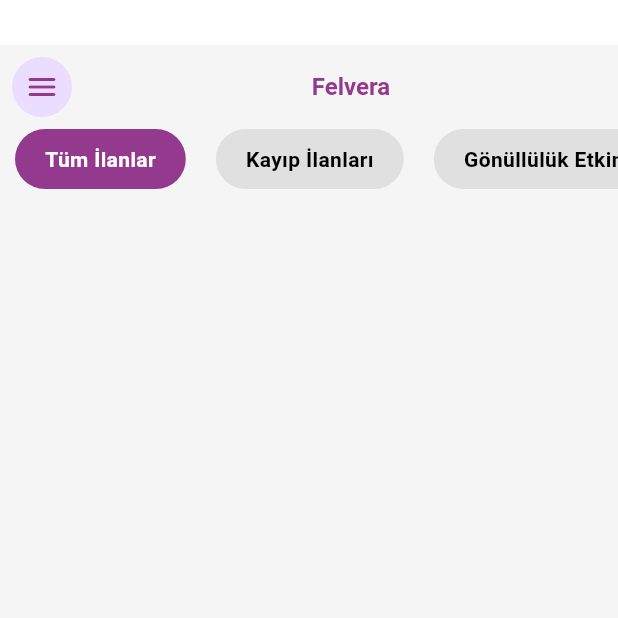
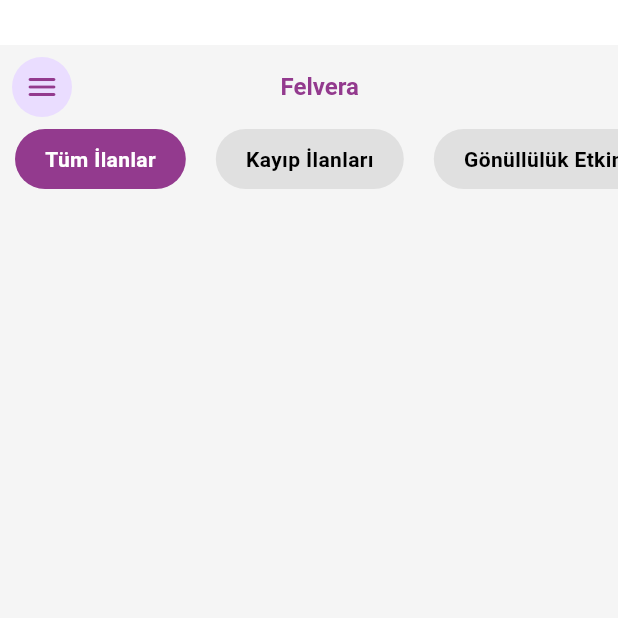
Before and after one commit to irm-ba/Hayvan, a Flutter app: the Home screen opened directly, on a phone screen of 412 x 824 dp, the top half of it. Run offline on Flutter 3.47's test engine with Material 3 defaults, Android fonts, the phone set to English and light mode, and no system bars; our stand-ins replace cloud_firestore, firebase_auth, firebase_core, firebase_storage, image_picker, introduction_screen; missing offline and left inert: mailer; accounts and stored records are empty.

```diff
--- a/lib/product_add_page.dart
+++ b/lib/product_add_page.dart
@@ -125,7 +125,6 @@ class _ProductAddState extends State<ProductAdd> {
       );
       return;
     }
-
     if (nameController.text.isEmpty ||
         breedController.text.isEmpty ||
         ageController.text.isEmpty ||
@@ -142,7 +141,6 @@ class _ProductAddState extends State<ProductAdd> {
       );
       return;
     }
-
     String userId = user.uid; // Kullanıcının ID'sini al
     String petId = Uuid().v4(); // Benzersiz bir kimlik
 
@@ -165,11 +163,11 @@ class _ProductAddState extends State<ProductAdd> {
       healthStatus: healthStatusController.text,
       healthCardImageUrl: healthCardUrl ?? '',
       description: descriptionController.text,
-      personalityTraits: 'Kişilik özellikleri eksik',
       animalType: animalTypeController.text,
       location: selectedLocation!,
       userId: userId,
       petId: petId,
+      status: 'Available', // Status alanını ekleyin
     );
 
     // Firestore'a veri ekleme
@@ -183,11 +181,11 @@ class _ProductAddState extends State<ProductAdd> {
       'healthStatus': newPet.healthStatus,
       'healthCardImageUrl': newPet.healthCardImageUrl,
       'description': newPet.description,
-      'personalityTraits': newPet.personalityTraits,
       'animalType': newPet.animalType,
       'location': newPet.location,
       'userId': newPet.userId,
       'petId': newPet.petId,
+      'status': newPet.status, // Status alanını ekleyin
     });
 
     ScaffoldMessenger.of(context).showSnackBar(
@@ -423,11 +421,11 @@ class PetData {
   final String healthStatus;
   final String healthCardImageUrl;
   final String description;
-  final String personalityTraits;
   final String animalType;
   final String location;
   final String userId;
   final String petId;
+  final String status; // Status alanını ekleyin
 
   PetData({
     required this.name,
@@ -438,11 +436,11 @@ class PetData {
     required this.healthStatus,
     required this.healthCardImageUrl,
     required this.description,
-    required this.personalityTraits,
     required this.animalType,
     required this.location,
     required this.userId,
     required this.petId,
+    required this.status, // Status alanını ekleyin
   });
 }
 
--- a/lib/screens/home.dart
+++ b/lib/screens/home.dart
@@ -147,9 +147,17 @@ class _HomeState extends State<Home> {
               ),
             ),
           ),
-          title: Center(
-            child:
-                Text('Felvera', style: TextStyle(fontWeight: FontWeight.bold)),
+          title: Align(
+            alignment: Alignment.centerLeft, // Yazıyı sola kaydırır
+            child: Padding(
+              padding: EdgeInsets.only(
+                  left:
+                      115), // Sola biraz daha kaydırmak için padding ekleyebilirsiniz
+              child: Text(
+                'Felvera',
+                style: TextStyle(fontWeight: FontWeight.bold),
+              ),
+            ),
           ),
         ),
         body: Column(
```
